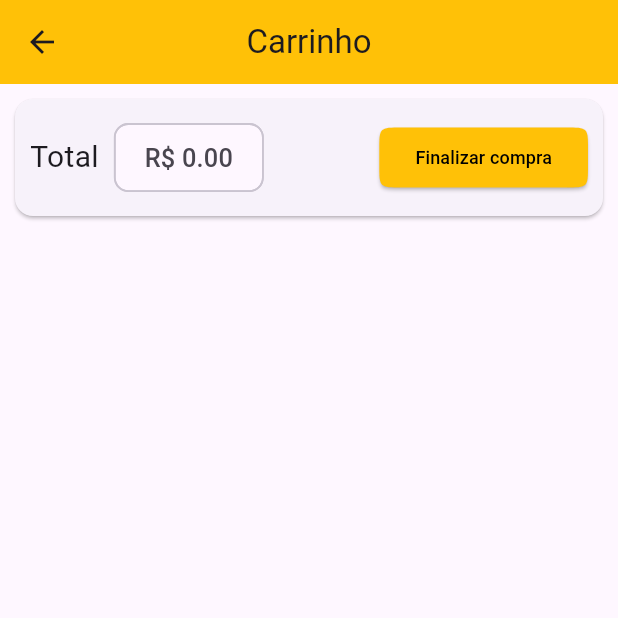
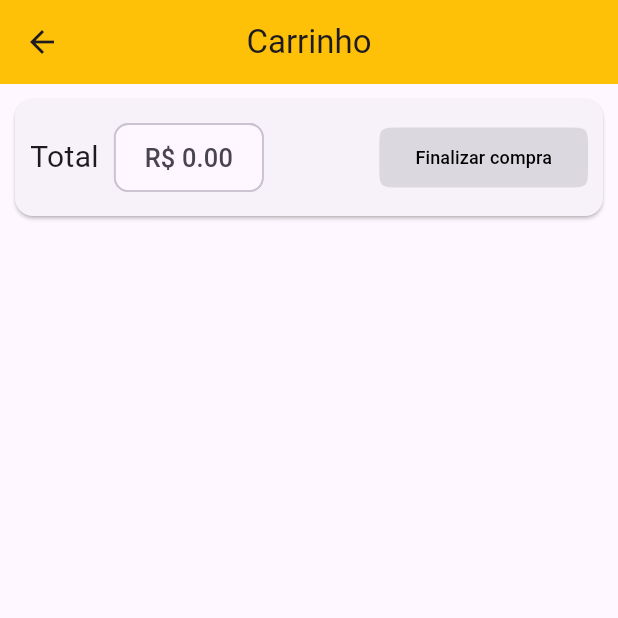
Before and after one commit to RiqAnas/App-Produtos-Estados, a Flutter app: the Cartpage screen opened by its route, on a phone screen of 412 x 824 dp, the top half of it. Run offline on Flutter 3.47's test engine with Material 3 defaults, Android fonts, the phone set to English and light mode, and no system bars; our stand-ins replace google_fonts; network calls fail; Roboto replaces fonts that are missing (Alexandria).

Commit message:
Adiconadas deleção de produto, pedidos agora sendo inseridos e visualizados a partir do banco, botão de cartPage agora dinâmico, seguindo a inserção e existência de dados, exemplo de implementação de futureBuilder no ordersPage e alteração de estado de favorito em item agora também conectado a BD (crudcompleto)

```diff
--- a/lib/Pages/cartPage.dart
+++ b/lib/Pages/cartPage.dart
@@ -42,26 +42,7 @@
                   ),
                   //pra tirar o espaço entre o do meio e o do final
                   Spacer(),
-                  ElevatedButton(
-                    onPressed: () {
-                      if (cart.items.values.isNotEmpty)
-                        Provider.of<Orderlist>(
-                          context,
-                          listen: false,
-                        ).addOrder(cart);
-                      cart.clear();
-                    },
-                    style: ElevatedButton.styleFrom(
-                      backgroundColor: Theme.of(context).primaryColor,
-                      shape: ContinuousRectangleBorder(
-                        borderRadius: BorderRadiusGeometry.circular(15),
-                      ),
-                    ),
-                    child: Text(
-                      "Finalizar compra",
-                      style: TextStyle(color: Colors.black, fontSize: 12),
-                    ),
-                  ),
+                  cartButton(cart: cart),
                 ],
               ),
             ),
@@ -78,3 +59,52 @@
     );
   }
 }
+
+class cartButton extends StatefulWidget {
+  const cartButton({super.key, required this.cart});
+
+  final Cart cart;
+
+  @override
+  State<cartButton> createState() => _cartButtonState();
+}
+
+class _cartButtonState extends State<cartButton> {
+  bool _isLoading = false;
+  @override
+  Widget build(BuildContext context) {
+    return _isLoading
+        ? Padding(
+            padding: const EdgeInsets.symmetric(horizontal: 8.0),
+            child: CircularProgressIndicator(
+              color: Theme.of(context).primaryColor,
+            ),
+          )
+        : ElevatedButton(
+            onPressed: widget.cart.itemsCount == 0
+                ? null
+                : () async {
+                    setState(() => _isLoading = true);
+                    await Provider.of<Orderlist>(
+                      context,
+                      listen: false,
+                    ).addOrder(widget.cart).then((_) {});
+
+                    widget.cart.clear();
+                    setState(() {
+                      _isLoading = false;
+                    });
+                  },
+            style: ElevatedButton.styleFrom(
+              backgroundColor: Theme.of(context).primaryColor,
+              shape: ContinuousRectangleBorder(
+                borderRadius: BorderRadiusGeometry.circular(15),
+              ),
+            ),
+            child: Text(
+              "Finalizar compra",
+              style: TextStyle(color: Colors.black, fontSize: 12),
+            ),
+          );
+  }
+}
--- /dev/null
+++ b/lib/Utils/constants.dart
@@ -0,0 +1,6 @@
+class Constants {
+  static const BASEURL =
+      'https://teste-shop-1977f-default-rtdb.firebaseio.com/products';
+  static const BASEURLORDER =
+      'https://teste-shop-1977f-default-rtdb.firebaseio.com/orders';
+}
--- /dev/null
+++ b/lib/exceptions/httpException.dart
@@ -0,0 +1,11 @@
+class Httpexception implements Exception {
+  final String msg;
+  final int statusCode;
+
+  Httpexception({required this.msg, required this.statusCode});
+
+  @override
+  String toString() {
+    return msg;
+  }
+}
```
Also changed, not shown: lib/Components/itemProduct.dart (+12 -2 lines), lib/Components/productEditorItem.dart (+18 -5 lines), lib/Models/orderList.dart (+56 -4 lines), lib/Models/product.dart (+24 -1 lines), lib/Models/productList.dart (+18 -3 lines), lib/Pages/ordersPage.dart (+30 -5 lines).
